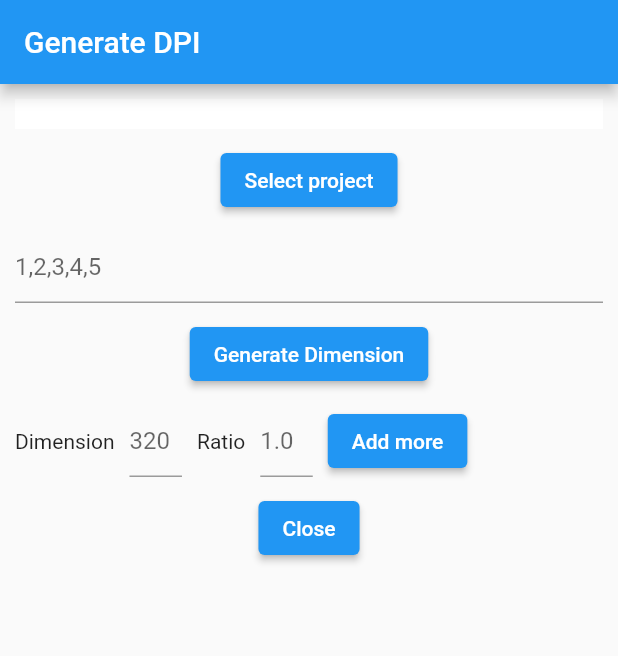
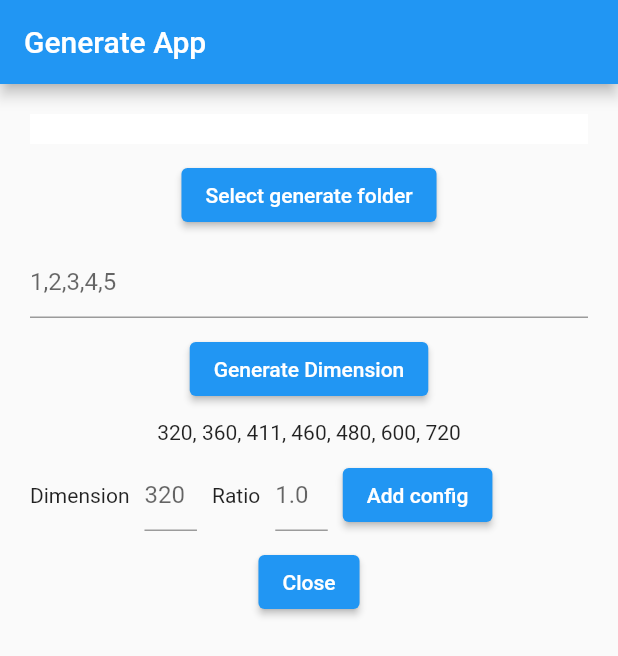
Before and after one commit to kjngsh0p1459/generate_dpi, a Flutter app: the screen it shows after launch, on a phone screen of 412 x 824 dp. Shown: the top 656 px of the screen. Run offline on Flutter 3.47's test engine with Material 2 defaults, Android fonts, the phone set to English and light mode, and no system bars; our stand-ins replace bloc, file_picker, flutter_bloc, flutter_screenutil, freezed_annotation; missing offline and left inert: dart:ffi; generated files the repository leaves out were written again.

Commit message:
Update Resource's Logic

```diff
--- a/apps/lib/main.dart
+++ b/apps/lib/main.dart
@@ -1,5 +1,7 @@
 import 'package:apps/ui/home/home_page.dart';
 import 'package:flutter/material.dart';
+import 'package:resources/resources.dart';
+
 
 Future<void> main() async {
   await WidgetsFlutterBinding.ensureInitialized();
@@ -10,6 +12,13 @@ class MyApp extends StatelessWidget {
   @override
   Widget build(BuildContext context) {
     return MaterialApp(
+      localeResolutionCallback: (Locale? locale, Iterable<Locale> supportedLocales) =>
+      supportedLocales.contains(locale)
+          ? locale
+          : const Locale("en"),
+      locale: Locale("en"),
+      supportedLocales: S.delegate.supportedLocales,
+      title: 'My app',
       home: HomePage(),
     );
   }
--- a/apps/lib/ui/home/bloc/home_event.dart
+++ b/apps/lib/ui/home/bloc/home_event.dart
@@ -19,6 +19,6 @@ class GenerateDimenDataEvent extends HomeEvent with _$GenerateDimenDataEvent {
 @freezed
 class NewDimenConfigEvent extends HomeEvent with _$NewDimenConfigEvent {
   const factory NewDimenConfigEvent(
-      {@Default("") String dimenAdd,
-      @Default(1.1) double ratioAdd}) = _NewDimenConfigEvent;
+      {@Default("") String dimenConfigInputText,
+      @Default("") String ratioInputText}) = _NewDimenConfigEvent;
 }
--- a/apps/lib/ui/home/bloc/home_state.dart
+++ b/apps/lib/ui/home/bloc/home_state.dart
@@ -2,10 +2,9 @@ part of 'home_bloc.dart';
 
 @freezed
 class HomeState with _$HomeState {
-  const factory HomeState({
-    @Default("") String projectUrl,
-    @Default("1,2,3,4,5") String inputText,
-    @Default("320") String dimenAdd,
-    @Default(1.1) double ratioAdd,
-  }) = _HomeState;
+  const factory HomeState(
+      {@Default("") String projectUrl,
+      @Default("1,2,3,4,5") String inputText,
+      @Default("320, 360, 411, 460, 480, 600, 720")
+      String dimenListConfigText}) = _HomeState;
 }
--- a/apps/lib/ui/home/home_page.dart
+++ b/apps/lib/ui/home/home_page.dart
@@ -4,6 +4,7 @@ import 'package:file_picker/file_picker.dart';
 import 'package:flutter/material.dart';
 import 'package:flutter/services.dart';
 import 'package:flutter_bloc/flutter_bloc.dart';
+import 'package:resources/resources.dart';
 
 class HomePage extends StatefulWidget {
   @override
@@ -12,7 +13,6 @@ class HomePage extends StatefulWidget {
 
 class _HomePage extends State<HomePage> {
   late HomeBloc bloc;
-  late String inputDimenData;
 
   @override
   Widget build(BuildContext context) {
@@ -21,22 +21,24 @@ class _HomePage extends State<HomePage> {
       create: (BuildContext context) => bloc,
       child: Scaffold(
         appBar: AppBar(
-          title: Text('Generate DPI'),
+          title: Text("Generate App"),
         ),
         body: Container(
-          padding: EdgeInsets.all(10),
+          padding: EdgeInsets.all(20),
           child: _ColumnBuilder(
             onWindowClosed: () {
-              windowShouldClose(context);
+              _windowShouldClose(context);
             },
             onProjectSelected: () {
-              selectDocumentFolder();
+              _selectDocumentFolder();
             },
-            onGenerateButtonClicked: () {
-              bloc.add(GenerateDimenDataEvent(inputText: inputDimenData));
+            onGenerateButtonClicked: (dimenInputText) {
+              bloc.add(GenerateDimenDataEvent(inputText: dimenInputText));
             },
-            onNewDimenConfigClicked: () {
-              bloc.add(GenerateDimenDataEvent(inputText: inputDimenData));
+            onNewDimenConfigClicked: (dimenConfigInputText, ratioInputText) {
+              bloc.add(NewDimenConfigEvent(
+                  dimenConfigInputText: dimenConfigInputText,
+                  ratioInputText: ratioInputText));
             },
           ),
         ),
@@ -44,7 +46,7 @@ class _HomePage extends State<HomePage> {
     );
   }
 
-  Future<void> selectDocumentFolder() async {
+  Future<void> _selectDocumentFolder() async {
     try {
       final result = await FilePicker.platform.getDirectoryPath();
       if (result != null) {
@@ -55,7 +57,7 @@ class _HomePage extends State<HomePage> {
     }
   }
 
-  void windowShouldClose(BuildContext context) {
+  void _windowShouldClose(BuildContext context) {
     showDialog(
       context: context,
       builder: (BuildContext context) {
@@ -93,12 +95,14 @@ class _ColumnBuilder extends StatelessWidget {
 
   final VoidCallback? onProjectSelected;
   final VoidCallback? onWindowClosed;
-  final VoidCallback? onGenerateButtonClicked;
-  final VoidCallback? onNewDimenConfigClicked;
+  final Function(String)? onGenerateButtonClicked;
+  final Function(String, String)? onNewDimenConfigClicked;
 
   @override
   Widget build(BuildContext context) {
     String dimenInputText = "1,2,3,4,5";
+    String ratioInputText = "1.0";
+    String dimenConfigInputText = "320";
 
     return LayoutBuilder(
       builder: (context, constraints) {
@@ -110,26 +114,33 @@ class _ColumnBuilder extends StatelessWidget {
               color: Colors.white,
               child: BlocBuilder<HomeBloc, HomeState>(
                 buildWhen: (previous, current) =>
-                previous.projectUrl != current.projectUrl,
+                    previous.projectUrl != current.projectUrl,
                 builder: (_, state) => Text(state.projectUrl),
               ),
             ),
             SizedBox(height: 10),
             ElevatedButton(
               onPressed: onProjectSelected,
-              child: Text("Select project"),
+              child: Text("Select generate folder"),
             ),
             SizedBox(height: 10),
             TextField(
                 decoration: InputDecoration(hintText: dimenInputText),
                 onChanged: (textChanged) {
                   dimenInputText = textChanged;
-                }
+                }),
+            SizedBox(height: 10),
+            ElevatedButton(
+              onPressed: () {
+                onGenerateButtonClicked?.call(dimenInputText);
+              },
+              child: Text("Generate Dimension"),
             ),
             SizedBox(height: 10),
-            ElevatedButton(
-              onPressed: onGenerateButtonClicked,
-              child: Text("Generate Dimension"),
+            BlocBuilder<HomeBloc, HomeState>(
+              buildWhen: (previous, current) =>
+                  previous.dimenListConfigText != current.dimenListConfigText,
+              builder: (_, state) => Text(state.dimenListConfigText),
             ),
             SizedBox(height: 10),
             Row(
@@ -139,7 +150,10 @@ class _ColumnBuilder extends StatelessWidget {
                 Container(
                   width: 35,
                   child: TextField(
-                    decoration: InputDecoration(hintText: "320"),
+                    decoration: InputDecoration(hintText: dimenConfigInputText),
+                    onChanged: (textChanged) {
+                      dimenConfigInputText = textChanged;
+                    },
                   ),
                 ),
                 SizedBox(width: 10),
@@ -148,14 +162,20 @@ class _ColumnBuilder extends StatelessWidget {
                 Container(
                   width: 35,
                   child: TextField(
-                    decoration: InputDecoration(hintText: "1.0"),
+                    decoration: InputDecoration(hintText: ratioInputText),
                     keyboardType: TextInputType.number,
+                    onChanged: (textChanged) {
+                      ratioInputText = textChanged;
+                    },
                   ),
                 ),
                 SizedBox(width: 10),
                 ElevatedButton(
-                  onPressed: onNewDimenConfigClicked,
-                  child: Text("Add more"),
+                  onPressed: () {
+                    onNewDimenConfigClicked?.call(
+                        dimenConfigInputText, ratioInputText);
+                  },
+                  child: Text("Add config"),
                 ),
               ],
             ),
--- a/apps/pubspec.yaml
+++ b/apps/pubspec.yaml
@@ -14,6 +14,8 @@ dependencies:
   file_picker: ^4.0.0
   flutter_bloc: 8.0.1
   rxdart: ^0.27.0
+  flutter_localizations:
+    sdk: flutter
   resources:
     path: ../resources
 
--- a/melos.yaml
+++ b/melos.yaml
@@ -1,8 +1,8 @@
 name: generate_dpi
 
 packages:
-  - resources/**
-  - apps/**
+  - resources
+  - apps
 
 command:
   bootstrap:
--- a/resources/lib/src/strings/l10n/intl_en.arb
+++ b/resources/lib/src/strings/l10n/intl_en.arb
@@ -1,4 +1,5 @@
 {
+  "app_name": "'Generate DPI'",
   "login": "Login",
   "email": "Email",
   "password": "Password",
--- a/resources/lib/src/strings/l10n/intl_ja.arb
+++ b/resources/lib/src/strings/l10n/intl_ja.arb
@@ -1,4 +1,5 @@
 {
+  "app_name": "'作成 DPI'",
   "login": "ログイン",
   "email": "メールアドレス",
   "password": "パスワード",
--- a/resources/pubspec.yaml
+++ b/resources/pubspec.yaml
@@ -14,7 +14,7 @@ dependencies:
   flutter:
     sdk: flutter
   flutter_screenutil: 5.8.4
-  intl: 0.18.0
+  intl: ^0.18.1
   intl_utils: 2.8.3
 
 dev_dependencies:
```
Also changed, not shown: apps/lib/ui/home/bloc/home_bloc.dart (+22 -4 lines), 1 other file.
